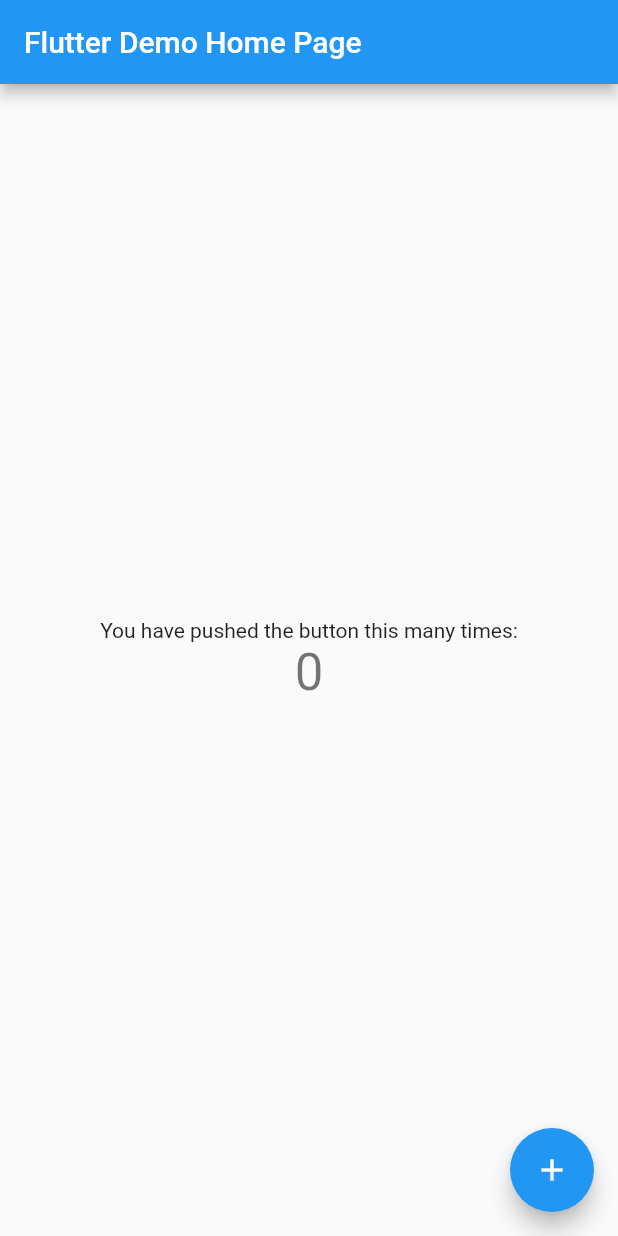
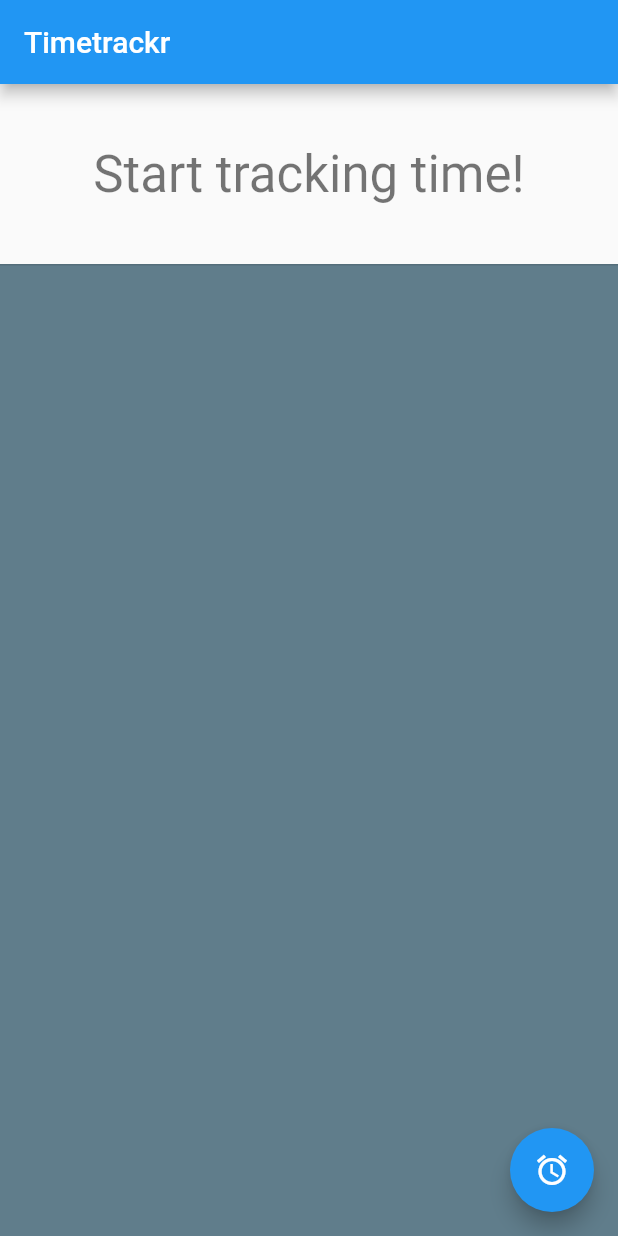
Before and after one commit to alex-c/timetrackr-app, a Flutter app: the screen it shows after launch, on a phone screen of 412 x 824 dp. Run offline on Flutter 3.47's test engine with Material 2 defaults, Android fonts, the phone set to English and light mode, and no system bars.

Commit message:
Implemented basic time tracking

```diff
--- a/timetrackr/lib/main.dart
+++ b/timetrackr/lib/main.dart
@@ -1,41 +1,23 @@
+import 'dart:async';
 import 'package:flutter/material.dart';
 
-void main() => runApp(MyApp());
+void main() => runApp(Timetrackr());
 
-class MyApp extends StatelessWidget {
-  // This widget is the root of your application.
+class Timetrackr extends StatelessWidget {
   @override
   Widget build(BuildContext context) {
     return MaterialApp(
-      title: 'Flutter Demo',
+      title: 'Timetrackr',
       theme: ThemeData(
-        // This is the theme of your application.
-        //
-        // Try running your application with "flutter run". You'll see the
-        // application has a blue toolbar. Then, without quitting the app, try
-        // changing the primarySwatch below to Colors.green and then invoke
-        // "hot reload" (press "r" in the console where you ran "flutter run",
-        // or simply save your changes to "hot reload" in a Flutter IDE).
-        // Notice that the counter didn't reset back to zero; the application
-        // is not restarted.
         primarySwatch: Colors.blue,
       ),
-      home: MyHomePage(title: 'Flutter Demo Home Page'),
+      home: MyHomePage(title: 'Timetrackr'),
     );
   }
 }
 
 class MyHomePage extends StatefulWidget {
   MyHomePage({Key key, this.title}) : super(key: key);
-
-  // This widget is the home page of your application. It is stateful, meaning
-  // that it has a State object (defined below) that contains fields that affect
-  // how it looks.
-
-  // This class is the configuration for the state. It holds the values (in this
-  // case the title) provided by the parent (in this case the App widget) and
-  // used by the build method of the State. Fields in a Widget subclass are
-  // always marked "final".
 
   final String title;
 
@@ -44,68 +26,98 @@ class MyHomePage extends StatefulWidget {
 }
 
 class _MyHomePageState extends State<MyHomePage> {
-  int _counter = 0;
+  bool _tracking = false;
+  DateTime _startTime;
+  Duration _currentDuration;
+  Duration _trackedDuration;
+  List<Duration> _history = List<Duration>();
 
-  void _incrementCounter() {
+  String _timeDisplay() {
+    if (_tracking) {
+      return _formatDuration(_currentDuration);
+    } else {
+      if (_trackedDuration == null) {
+        return "Start tracking time!";
+      } else {
+        return _formatDuration(_trackedDuration);
+      }
+    }
+  }
+
+  void _toggleTracking() {
     setState(() {
-      // This call to setState tells the Flutter framework that something has
-      // changed in this State, which causes it to rerun the build method below
-      // so that the display can reflect the updated values. If we changed
-      // _counter without calling setState(), then the build method would not be
-      // called again, and so nothing would appear to happen.
-      _counter++;
+      _tracking = !_tracking;
     });
+    if (_tracking) {
+      _startTime = DateTime.now();
+    } else {
+      _trackedDuration = _currentDuration;
+      _history.add(_trackedDuration);
+    }
+  }
+
+  void _updateCurrentDuration() {
+    if (_tracking && _startTime != null) {
+      setState(() {
+        _currentDuration = DateTime.now().difference(_startTime);
+      });
+    }
+  }
+
+  String _formatDuration(Duration duration) {
+    return duration.toString().substring(0, 7);
+  }
+
+  @override
+  void initState() {
+    _currentDuration = Duration();
+    Timer.periodic(Duration(seconds: 1), (Timer t) => _updateCurrentDuration());
+    super.initState();
   }
 
   @override
   Widget build(BuildContext context) {
-    // This method is rerun every time setState is called, for instance as done
-    // by the _incrementCounter method above.
-    //
-    // The Flutter framework has been optimized to make rerunning build methods
-    // fast, so that you can just rebuild anything that needs updating rather
-    // than having to individually change instances of widgets.
     return Scaffold(
       appBar: AppBar(
-        // Here we take the value from the MyHomePage object that was created by
-        // the App.build method, and use it to set our appbar title.
         title: Text(widget.title),
       ),
       body: Center(
-        // Center is a layout widget. It takes a single child and positions it
-        // in the middle of the parent.
         child: Column(
-          // Column is also layout widget. It takes a list of children and
-          // arranges them vertically. By default, it sizes itself to fit its
-          // children horizontally, and tries to be as tall as its parent.
-          //
-          // Invoke "debug painting" (press "p" in the console, choose the
-          // "Toggle Debug Paint" action from the Flutter Inspector in Android
-          // Studio, or the "Toggle Debug Paint" command in Visual Studio Code)
-          // to see the wireframe for each widget.
-          //
-          // Column has various properties to control how it sizes itself and
-          // how it positions its children. Here we use mainAxisAlignment to
-          // center the children vertically; the main axis here is the vertical
-          // axis because Columns are vertical (the cross axis would be
-          // horizontal).
           mainAxisAlignment: MainAxisAlignment.center,
           children: <Widget>[
-            Text(
-              'You have pushed the button this many times:',
+            Container(
+              height: 120,
+              child: Center(
+                child: Text(
+                  _timeDisplay(),
+                  style: Theme.of(context).textTheme.display1,
+                ),
+              ),
             ),
-            Text(
-              '$_counter',
-              style: Theme.of(context).textTheme.display1,
+            Expanded(
+              child: Container(
+                decoration: BoxDecoration(color: Colors.blueGrey, border: Border(top: BorderSide(color: Theme.of(context).dividerColor))),
+                padding: EdgeInsets.only(top: 3),
+                child: ListView.builder(
+                  itemCount: _history.length,
+                  itemBuilder: (BuildContext context, int index) {
+                    return Card(
+                      color: Colors.white,
+                      child: ListTile(leading: Icon(Icons.alarm), title: Text(_formatDuration(_history[index]), textAlign: TextAlign.end,))
+                    );
+                  }
+                ),
+              ),
             ),
           ],
         ),
       ),
       floatingActionButton: FloatingActionButton(
-        onPressed: _incrementCounter,
-        tooltip: 'Increment',
-        child: Icon(Icons.add),
-      ), // This trailing comma makes auto-formatting nicer for build methods.
+        onPressed: _toggleTracking,
+        tooltip: 'Toggle Tracking',
+        child: _tracking ? Icon(Icons.alarm_off) : Icon(Icons.alarm),
+        backgroundColor: _tracking ? Colors.red : Colors.blue,
+      ),
     );
   }
 }
```
Also changed, not shown: 3 other files.
